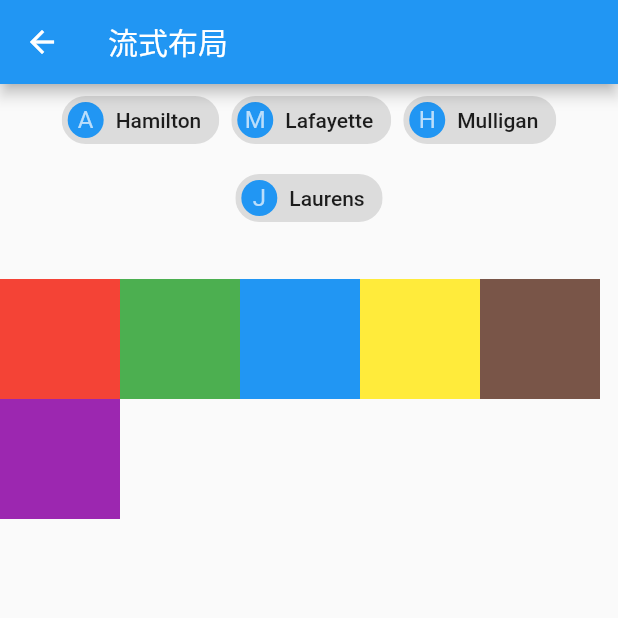
After one commit to ptrtony/flutterdemo, a Flutter app: the screen it shows after launch, after a tap on "wrap_and_flow_route", on a phone screen of 412 x 824 dp, the top half of it. The commit adds this screen. Run offline on Flutter 3.47's test engine with Material 2 defaults, Android fonts, the phone set to English and light mode, and no system bars.

Commit message:
布局类组件

```diff
--- /dev/null
+++ b/lib/TestFlowDelegate.dart
@@ -0,0 +1,48 @@
+
+
+import 'package:flutter/cupertino.dart';
+
+class TestFlowDelegate extends FlowDelegate{
+
+  EdgeInsets margin = EdgeInsets.zero;
+  TestFlowDelegate({this.margin});
+  @override
+  void paintChildren(FlowPaintingContext context) {
+    var x = margin.left;
+    var y = margin.top;
+    //计算每一个子widget的位置
+    for (int i = 0; i < context.childCount; i++) {
+      var w = context.getChildSize(i).width + x + margin.right;
+      if (w < context.size.width) {
+        context.paintChild(i,
+            transform: new Matrix4.translationValues(
+                x, y, 0.0));
+        x = w + margin.left;
+      } else {
+        x = margin.left;
+        y += context.getChildSize(i).height + margin.top + margin.bottom;
+        //绘制子widget(有优化)
+        context.paintChild(i,
+            transform: new Matrix4.translationValues(
+                x, y, 0.0));
+        x += context.getChildSize(i).width + margin.left + margin.right;
+      }
+    }
+  }
+
+  @override
+  getSize(BoxConstraints constraints){
+    //指定Flow的大小
+    return Size(double.infinity,200.0);
+  }
+
+
+  @override
+  bool shouldRepaint(FlowDelegate oldDelegate) {
+    return oldDelegate != this;
+  }
+
+
+
+
+}
--- /dev/null
+++ b/lib/WrapAndFlowContainerRoute.dart
@@ -0,0 +1,56 @@
+import 'package:flutter/cupertino.dart';
+import 'package:flutter/material.dart';
+
+import 'TestFlowDelegate.dart';
+
+class WrapAndFlowContainerRoute extends StatelessWidget {
+  @override
+  Widget build(BuildContext context) {
+    return Scaffold(
+      appBar: AppBar(
+        title: Text("流式布局"),
+      ),
+      body: Column(
+        children: <Widget>[
+          Wrap(
+            spacing: 8.0, // 主轴(水平)方向间距
+            runSpacing: 4.0, // 纵轴（垂直）方向间距
+            alignment: WrapAlignment.center,
+            children: <Widget>[
+              new Chip(
+                  avatar: new CircleAvatar(
+                      backgroundColor: Colors.blue, child: Text("A")),
+                  label: new Text("Hamilton")),
+              new Chip(
+                  avatar: new CircleAvatar(
+                      backgroundColor: Colors.blue, child: Text("M")),
+                  label: new Text("Lafayette")),
+              new Chip(
+                  avatar: new CircleAvatar(
+                      backgroundColor: Colors.blue, child: Text("H")),
+                  label: new Text("Mulligan"))
+              ,
+              new Chip(
+                  avatar: new CircleAvatar(
+                      backgroundColor: Colors.blue, child: Text("J")),
+                  label: new Text("Laurens"))
+            ],
+          ),
+
+          Padding(padding: EdgeInsets.only(top: 30.0),
+          child: Flow(
+            delegate: TestFlowDelegate(margin: EdgeInsets.all(10.0)),
+            children: <Widget>[
+              new Container(width: 80.0, height:80.0, color: Colors.red,),
+              new Container(width: 80.0, height:80.0, color: Colors.green,),
+              new Container(width: 80.0, height:80.0, color: Colors.blue,),
+              new Container(width: 80.0, height:80.0,  color: Colors.yellow,),
+              new Container(width: 80.0, height:80.0, color: Colors.brown,),
+              new Container(width: 80.0, height:80.0,  color: Colors.purple,),
+            ],
+          ),)
+        ],
+      ),
+    );
+  }
+}
--- a/lib/main.dart
+++ b/lib/main.dart
@@ -1,14 +1,21 @@
 import 'package:flutter/material.dart';
+import 'package:flutterstudydemo/DecorationBoxRoute.dart';
 import 'package:flutterstudydemo/Echo.dart';
+import 'package:flutterstudydemo/FlexContainerRoute.dart';
 import 'package:flutterstudydemo/FormTestRouter.dart';
 import 'package:flutterstudydemo/ImageStudy.dart';
+import 'package:flutterstudydemo/LinearContainerroute.dart';
 import 'package:flutterstudydemo/LoginPage.dart';
 import 'package:flutterstudydemo/NewRoute.dart';
 import 'package:flutterstudydemo/ProgressIndicatorRoute.dart';
 import 'package:flutterstudydemo/RouteTestRoute.dart';
+import 'package:flutterstudydemo/StackAndPositionedRoute.dart';
 import 'package:flutterstudydemo/SwitchAndCheckBoxTestRouter.dart';
+import 'package:flutterstudydemo/TransformRoute.dart';
 
+import 'AlignRoute.dart';
 import 'Button.dart';
+import 'WrapAndFlowContainerRoute.dart';
 
 void main() {
   runApp(MyApp());
@@ -53,8 +60,14 @@ class MyApp extends StatelessWidget {
               SwitchAndCheckBoxTestRouter(),
           "login_route":(context)=> LoginPage(),
           "form_test_router":(context) => FormTestRouter(),
-          "progress_indicator_route":(context) => ProgressIndicatorRoute()
-
+          "progress_indicator_route":(context) => ProgressIndicatorRoute(),
+          "linear_container_route":(context) => LinearContainerRoute(),
+          "flex_container_route":(context) => FlexContainerRoute(),
+          "wrap_and_flow_route":(context) => WrapAndFlowContainerRoute(),
+          "stack_and_positioned_route":(context) => StackAndPositionedRoute(),
+          "align_route":(context) => AlignRoute(),
+          "decoration_box_route":(context) => DecorationBoxRoute(),
+          "transform_route":(context) => TransformRoute()
 //        "my_home_page":(context)=>MyHomePage(title: "Flutter Demo Home Page",)//注册首页路由
         },
         home: MyHomePage(
@@ -171,6 +184,48 @@ class _MyHomePageState extends State<MyHomePage> {
                 onPressed: (){
                   Navigator.pushNamed(context, "progress_indicator_route");
                 },
+              ),
+              OutlineButton(
+                child: Text("linear container route"),
+                onPressed: (){
+                  Navigator.pushNamed(context, "linear_container_route");
+                },
+              ),
+              OutlineButton(
+                child: Text("flex container route"),
+                onPressed: (){
+                  Navigator.pushNamed(context, "flex_container_route");
+                },
+              ),
+              OutlineButton(
+                child: Text("wrap_and_flow_route"),
+                onPressed: (){
+                  Navigator.pushNamed(context, "wrap_and_flow_route");
+                },
+              ),
+              OutlineButton(
+                child: Text("stack_and_positioned_route"),
+                onPressed: (){
+                  Navigator.pushNamed(context, "stack_and_positioned_route");
+                },
+              ),
+              OutlineButton(
+                child: Text("align_route"),
+                onPressed: (){
+                  Navigator.pushNamed(context, "align_route");
+                },
+              ),
+              OutlineButton(
+                child: Text("decoration_box_route"),
+                onPressed: (){
+                  Navigator.pushNamed(context, "decoration_box_route");
+                },
+              ),
+              OutlineButton(
+                child: Text("transform_route"),
+                onPressed: (){
+                  Navigator.pushNamed(context, "transform_route");
+                },
               )
             ],
           ),
```
Also changed, not shown: lib/AlignRoute.dart (added, +28 -0 lines), lib/DecorationBoxRoute.dart (added, +33 -0 lines), lib/FlexContainerRoute.dart (added, +65 -0 lines), lib/LinearContainerroute.dart (added, +65 -0 lines), lib/PaddingTestRoute.dart (added, +37 -0 lines), lib/StackAndPositionedRoute.dart (added, +25 -0 lines), lib/TransformRoute.dart (added, +48 -0 lines).
